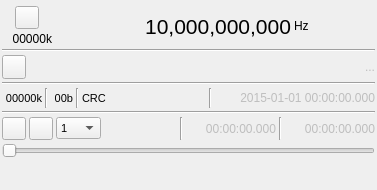
Before: the Qt Designer form plugins/samplesource/fileinput/fileinputgui.ui in f4exb/sdrangel, drawn with Qt 5.
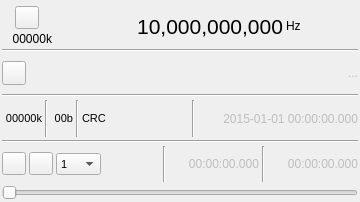
After: the same form once the commit is applied. Icons and pictures are not drawn. Custom widgets are drawn as their Qt base class.

The edit to the form file:
```diff
--- a/plugins/samplesource/fileinput/fileinputgui.ui
+++ b/plugins/samplesource/fileinput/fileinputgui.ui
@@ -6,8 +6,8 @@
    <rect>
     <x>0</x>
     <y>0</y>
-    <width>377</width>
-    <height>190</height>
+    <width>360</width>
+    <height>202</height>
    </rect>
   </property>
   <property name="sizePolicy">
@@ -18,8 +18,8 @@
   </property>
   <property name="minimumSize">
    <size>
-    <width>246</width>
-    <height>190</height>
+    <width>360</width>
+    <height>0</height>
    </size>
   </property>
   <property name="font">
@@ -592,23 +592,6 @@
      </item>
     </layout>
    </item>
-   <item>
-    <layout class="QHBoxLayout" name="padLayout">
-     <item>
-      <spacer name="verticaPadlSpacer">
-       <property name="orientation">
-        <enum>Qt::Vertical</enum>
-       </property>
-       <property name="sizeHint" stdset="0">
-        <size>
-         <width>20</width>
-         <height>40</height>
-        </size>
-       </property>
-      </spacer>
-     </item>
-    </layout>
-   </item>
   </layout>
  </widget>
  <customwidgets>
```
